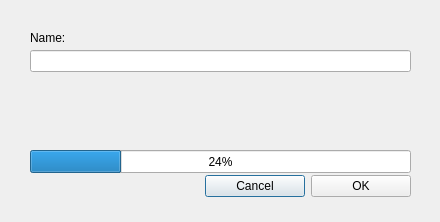
Qt form Dialogs/renamedlg.ui (towhee/Winnow64) before a commit.
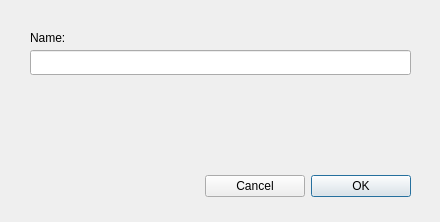
The same form after that commit. Custom widgets are drawn as their Qt base class.

What changed in the file:
```diff
--- a/Dialogs/renamedlg.ui
+++ b/Dialogs/renamedlg.ui
@@ -32,7 +32,7 @@
      <x>30</x>
      <y>50</y>
      <width>381</width>
-     <height>22</height>
+     <height>25</height>
     </rect>
    </property>
    <property name="sizePolicy">
@@ -102,23 +102,13 @@
       <property name="text">
        <string>OK</string>
       </property>
+      <property name="default">
+       <bool>true</bool>
+      </property>
      </widget>
     </item>
    </layout>
   </widget>
-  <widget class="QProgressBar" name="progress">
-   <property name="geometry">
-    <rect>
-     <x>30</x>
-     <y>150</y>
-     <width>381</width>
-     <height>23</height>
-    </rect>
-   </property>
-   <property name="value">
-    <number>24</number>
-   </property>
-  </widget>
  </widget>
  <customwidgets>
   <customwidget>
```
